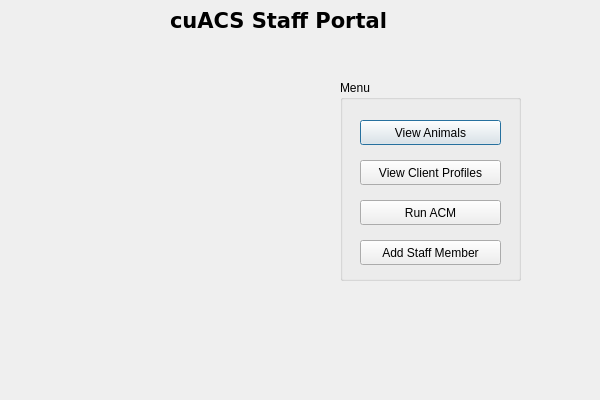
Old version of the form staffwindow.ui in the repository justinward3/COMP3004Project.
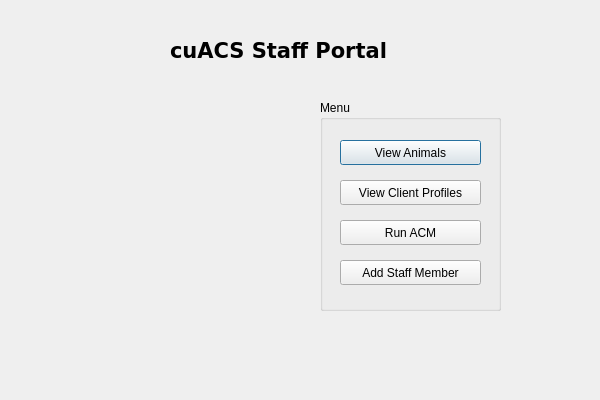
New version of the form. Icons and pictures are not drawn.

Diff of the .ui file:
```diff
--- a/staffwindow.ui
+++ b/staffwindow.ui
@@ -10,6 +10,12 @@
     <height>400</height>
    </rect>
   </property>
+  <property name="maximumSize">
+   <size>
+    <width>600</width>
+    <height>400</height>
+   </size>
+  </property>
   <property name="windowTitle">
    <string>Staff Portal</string>
   </property>
@@ -17,7 +23,7 @@
    <property name="geometry">
     <rect>
      <x>170</x>
-     <y>10</y>
+     <y>40</y>
      <width>241</width>
      <height>20</height>
     </rect>
@@ -37,12 +43,18 @@
   <widget class="QLabel" name="label_2">
    <property name="geometry">
     <rect>
-     <x>30</x>
-     <y>60</y>
-     <width>271</width>
-     <height>321</height>
+     <x>80</x>
+     <y>100</y>
+     <width>171</width>
+     <height>211</height>
     </rect>
    </property>
+   <property name="maximumSize">
+    <size>
+     <width>400</width>
+     <height>600</height>
+    </size>
+   </property>
    <property name="text">
     <string/>
    </property>
@@ -53,10 +65,10 @@
   <widget class="QGroupBox" name="groupBox">
    <property name="geometry">
     <rect>
-     <x>340</x>
-     <y>80</y>
+     <x>320</x>
+     <y>100</y>
      <width>181</width>
-     <height>201</height>
+     <height>211</height>
     </rect>
    </property>
    <property name="title">
```
Left out of the diff: 3 changed lines with no effect on the pictures.
